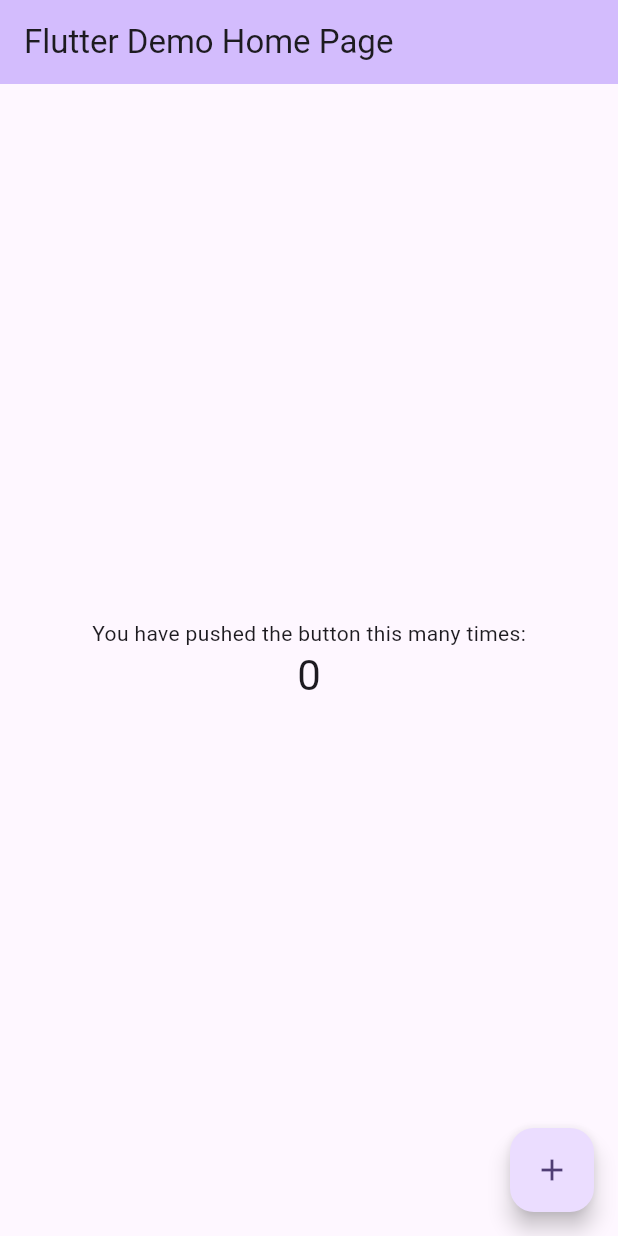
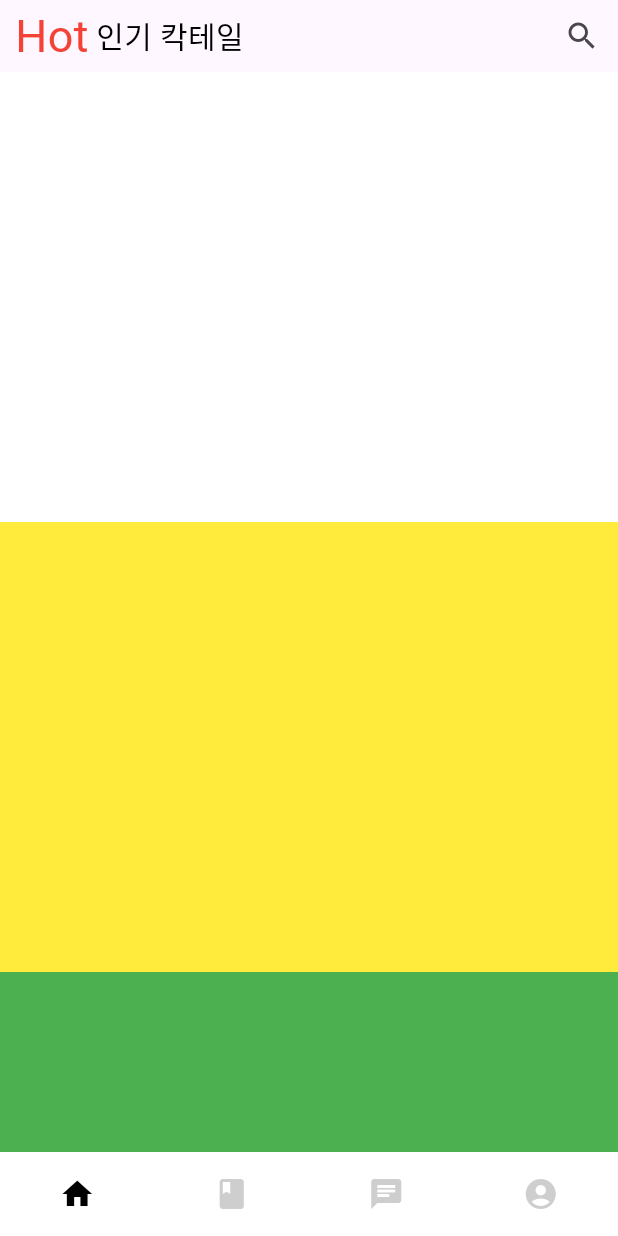
Before and after one commit to weekendact/HanJanHae_Front, a Flutter app: the screen it shows after launch, on a phone screen of 412 x 824 dp. Run offline on Flutter 3.47's test engine with Material 3 defaults, Android fonts, the phone set to English and light mode, and no system bars; Roboto replaces fonts that are missing (Jalnan).

Commit message:
homepage

```diff
--- a/hanjanhae/lib/main.dart
+++ b/hanjanhae/lib/main.dart
@@ -1,125 +1,43 @@
 import 'package:flutter/material.dart';
+import 'package:hanjanhae/pages/MainPage.dart';
 
 void main() {
-  runApp(const MyApp());
+  runApp(const hanjanhae());
 }
 
-class MyApp extends StatelessWidget {
-  const MyApp({super.key});
+class hanjanhae extends StatelessWidget {
+  const hanjanhae({super.key});
 
-  // This widget is the root of your application.
+
   @override
   Widget build(BuildContext context) {
     return MaterialApp(
-      title: 'Flutter Demo',
+      title: 'hanjanhae Demo',
+      debugShowCheckedModeBanner: false,
       theme: ThemeData(
-        // This is the theme of your application.
-        //
-        // TRY THIS: Try running your application with "flutter run". You'll see
-        // the application has a purple toolbar. Then, without quitting the app,
-        // try changing the seedColor in the colorScheme below to Colors.green
-        // and then invoke "hot reload" (save your changes or press the "hot
-        // reload" button in a Flutter-supported IDE, or press "r" if you used
-        // the command line to start the app).
-        //
-        // Notice that the counter didn't reset back to zero; the application
-        // state is not lost during the reload. To reset the state, use hot
-        // restart instead.
-        //
-        // This works for code too, not just values: Most code changes can be
-        // tested with just a hot reload.
-        colorScheme: ColorScheme.fromSeed(seedColor: Colors.deepPurple),
-        useMaterial3: true,
+        fontFamily: 'Jalnan',
+        splashColor: Colors.transparent,
+        highlightColor: Colors.transparent,
+        textButtonTheme: TextButtonThemeData(
+          style: ButtonStyle(
+            overlayColor: MaterialStateColor.resolveWith(
+                (states) => Colors.transparent), // 텍스트 버튼 애니메이션 제거
+          ),
+        ),
+        elevatedButtonTheme: ElevatedButtonThemeData(
+          style: ButtonStyle(
+              overlayColor: MaterialStateColor.resolveWith(
+                  (states) => Colors.transparent) // Elevated 버튼 애니메이션 제거
+              ),
+        ),
+        iconButtonTheme: IconButtonThemeData(
+          style: ButtonStyle(
+              overlayColor: MaterialStateColor.resolveWith(
+                  (states) => Colors.transparent) // 아이콘 버튼 애니메이션 제거
+              ),
+        ),
       ),
-      home: const MyHomePage(title: 'Flutter Demo Home Page'),
+      home: const mainpage(),
     );
   }
 }
-
-class MyHomePage extends StatefulWidget {
-  const MyHomePage({super.key, required this.title});
-
-  // This widget is the home page of your application. It is stateful, meaning
-  // that it has a State object (defined below) that contains fields that affect
-  // how it looks.
-
-  // This class is the configuration for the state. It holds the values (in this
-  // case the title) provided by the parent (in this case the App widget) and
-  // used by the build method of the State. Fields in a Widget subclass are
-  // always marked "final".
-
-  final String title;
-
-  @override
-  State<MyHomePage> createState() => _MyHomePageState();
-}
-
-class _MyHomePageState extends State<MyHomePage> {
-  int _counter = 0;
-
-  void _incrementCounter() {
-    setState(() {
-      // This call to setState tells the Flutter framework that something has
-      // changed in this State, which causes it to rerun the build method below
-      // so that the display can reflect the updated values. If we changed
-      // _counter without calling setState(), then the build method would not be
-      // called again, and so nothing would appear to happen.
-      _counter++;
-    });
-  }
-
-  @override
-  Widget build(BuildContext context) {
-    // This method is rerun every time setState is called, for instance as done
-    // by the _incrementCounter method above.
-    //
-    // The Flutter framework has been optimized to make rerunning build methods
-    // fast, so that you can just rebuild anything that needs updating rather
-    // than having to individually change instances of widgets.
-    return Scaffold(
-      appBar: AppBar(
-        // TRY THIS: Try changing the color here to a specific color (to
-        // Colors.amber, perhaps?) and trigger a hot reload to see the AppBar
-        // change color while the other colors stay the same.
-        backgroundColor: Theme.of(context).colorScheme.inversePrimary,
-        // Here we take the value from the MyHomePage object that was created by
-        // the App.build method, and use it to set our appbar title.
-        title: Text(widget.title),
-      ),
-      body: Center(
-        // Center is a layout widget. It takes a single child and positions it
-        // in the middle of the parent.
-        child: Column(
-          // Column is also a layout widget. It takes a list of children and
-          // arranges them vertically. By default, it sizes itself to fit its
-          // children horizontally, and tries to be as tall as its parent.
-          //
-          // Column has various properties to control how it sizes itself and
-          // how it positions its children. Here we use mainAxisAlignment to
-          // center the children vertically; the main axis here is the vertical
-          // axis because Columns are vertical (the cross axis would be
-          // horizontal).
-          //
-          // TRY THIS: Invoke "debug painting" (choose the "Toggle Debug Paint"
-          // action in the IDE, or press "p" in the console), to see the
-          // wireframe for each widget.
-          mainAxisAlignment: MainAxisAlignment.center,
-          children: <Widget>[
-            const Text(
-              'You have pushed the button this many times:',
-            ),
-            Text(
-              '$_counter',
-              style: Theme.of(context).textTheme.headlineMedium,
-            ),
-          ],
-        ),
-      ),
-      floatingActionButton: FloatingActionButton(
-        onPressed: _incrementCounter,
-        tooltip: 'Increment',
-        child: const Icon(Icons.add),
-      ), // This trailing comma makes auto-formatting nicer for build methods.
-    );
-  }
-}
--- /dev/null
+++ b/hanjanhae/lib/pages/HomePage.dart
@@ -0,0 +1,88 @@
+import 'package:flutter/material.dart';
+import 'package:hanjanhae/pages/SearchPage.dart';
+
+class homepage extends StatefulWidget {
+  const homepage({super.key});
+
+  @override
+  State<homepage> createState() => _homepageState();
+}
+
+class _homepageState extends State<homepage> {
+  @override
+  Widget build(BuildContext context) {
+    final Size size = MediaQuery.of(context).size;
+
+    return Scaffold(
+      body: SafeArea(
+        child: LayoutBuilder(
+          builder: (context, constraints) => RefreshIndicator(
+            onRefresh: () async {
+              setState(() {});
+            },
+            child: SingleChildScrollView(
+              child: Column(
+                children: [
+                  Row(
+                    children: [
+                      const SizedBox(
+                        width: 10.0,
+                      ),
+                      const Text(
+                        'Hot',
+                        style: TextStyle(
+                          fontSize: 30.0,
+                          color: Colors.red,
+                        ),
+                      ),
+                      const SizedBox(
+                        width: 5.0,
+                      ),
+                      const Text(
+                        '인기 칵테일',
+                        style: TextStyle(
+                          fontSize: 20.0,
+                          color: Colors.black,
+                        ),
+                      ),
+                      const Expanded(
+                          child: Center(
+                        child: null,
+                      )),
+                      IconButton(
+                        onPressed: () {
+                          Navigator.push(context, MaterialPageRoute(builder: (context) => const searchpage(),));
+                        },
+                        icon: const Icon(Icons.search),
+                      ),
+                    ],
+                  ),
+                  Container(
+                    color: Colors.white,
+                    width: size.width,
+                    height: 300,
+                  ),
+                  Container(
+                    color: Colors.yellow,
+                    width: size.width,
+                    height: 300,
+                  ),
+                  Container(
+                    color: Colors.green,
+                    width: size.width,
+                    height: 300,
+                  ),
+                  Container(
+                    color: Colors.blue,
+                    width: size.width,
+                    height: 300,
+                  ),
+                ],
+              ),
+            ),
+          ),
+        ),
+      ),
+    );
+  }
+}
--- /dev/null
+++ b/hanjanhae/lib/pages/MainPage.dart
@@ -0,0 +1,58 @@
+import 'package:flutter/material.dart';
+import 'package:hanjanhae/pages/HomePage.dart';
+import 'package:hanjanhae/pages/MyPage.dart';
+import 'package:hanjanhae/pages/PostingPage.dart';
+import 'package:hanjanhae/pages/RecipePage.dart';
+
+class mainpage extends StatefulWidget {
+  const mainpage({super.key});
+
+  @override
+  State<mainpage> createState() => _mainpageState();
+}
+
+class _mainpageState extends State<mainpage> {
+  List<Widget> pages = [
+    const homepage(key: ValueKey("homepage")),
+    const recipepage(key: ValueKey("recipepage")),
+    const postingpage(key: ValueKey("postingpage")),
+    const mypage(key: ValueKey("mypage")),
+  ];
+
+  int currentIndex = 0;
+
+  void onTap(int index) {
+    setState(() {
+      currentIndex = index;
+    });
+  }
+
+  @override
+  Widget build(BuildContext context) {
+    return Scaffold(
+      extendBody: true,
+      backgroundColor: Colors.white,
+      body: pages[currentIndex], // currentIndex
+      bottomNavigationBar: BottomNavigationBar(
+        unselectedFontSize: 0,
+        selectedFontSize: 0,
+        type: BottomNavigationBarType.fixed,
+        backgroundColor: Colors.white,
+        onTap: onTap,
+        currentIndex: currentIndex,
+        selectedItemColor: Colors.black,
+        unselectedItemColor: Colors.grey.withOpacity(0.5),
+        showUnselectedLabels: false,
+        showSelectedLabels: false,
+        elevation: 0.0,
+        items: const [
+          BottomNavigationBarItem(label: "Home", icon: Icon(Icons.home), key: ValueKey("homepage")),
+          BottomNavigationBarItem(label: "Recipe", icon: Icon(Icons.book), key: ValueKey("recipepage")),
+          BottomNavigationBarItem(label: "Post", icon: Icon(Icons.chat), key: ValueKey("postingpage")),
+          BottomNavigationBarItem(
+              label: "MyPage", icon: Icon(Icons.account_circle), key: ValueKey("mypage")),
+        ],
+      ),
+    );
+  }
+}
```
Also changed, not shown: hanjanhae/lib/pages/MyPage.dart (added, +19 -0 lines), hanjanhae/lib/pages/PostingPage.dart (added, +19 -0 lines), hanjanhae/lib/pages/RecipePage.dart (added, +20 -0 lines), hanjanhae/lib/pages/SearchPage.dart (added, +24 -0 lines), hanjanhae/assets/Cocktail.jpeg (added), hanjanhae/assets/googleicon.png (added), hanjanhae/assets/kakaoicon.png (added), hanjanhae/assets/navericon.png (added), 2 other files.
